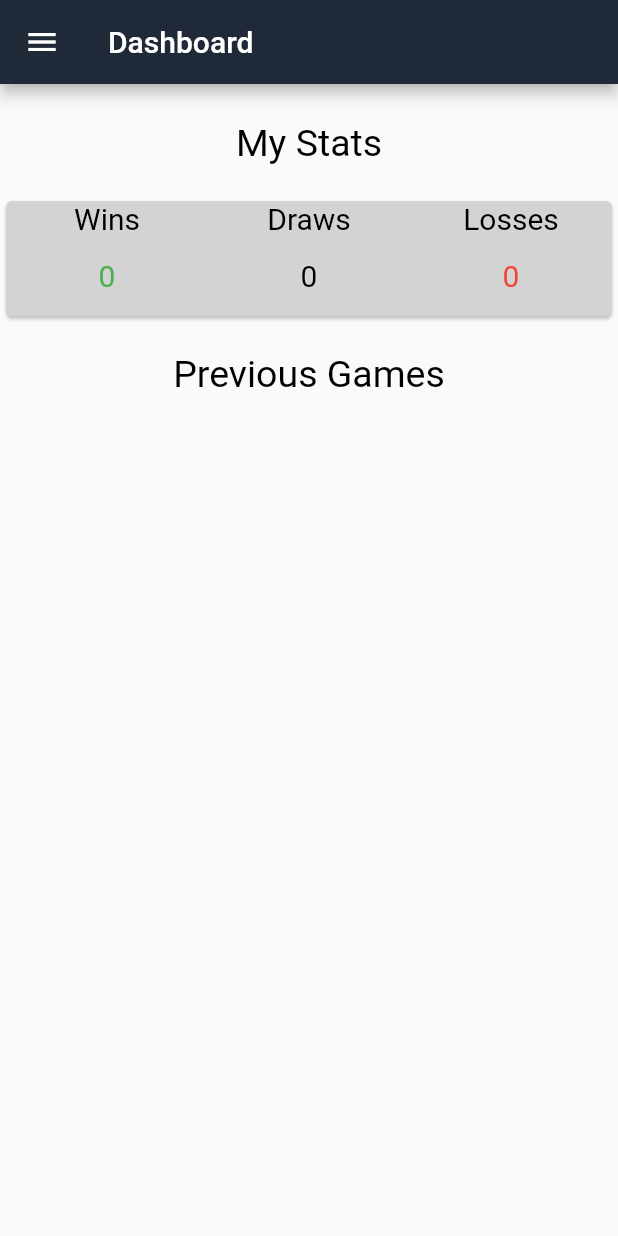
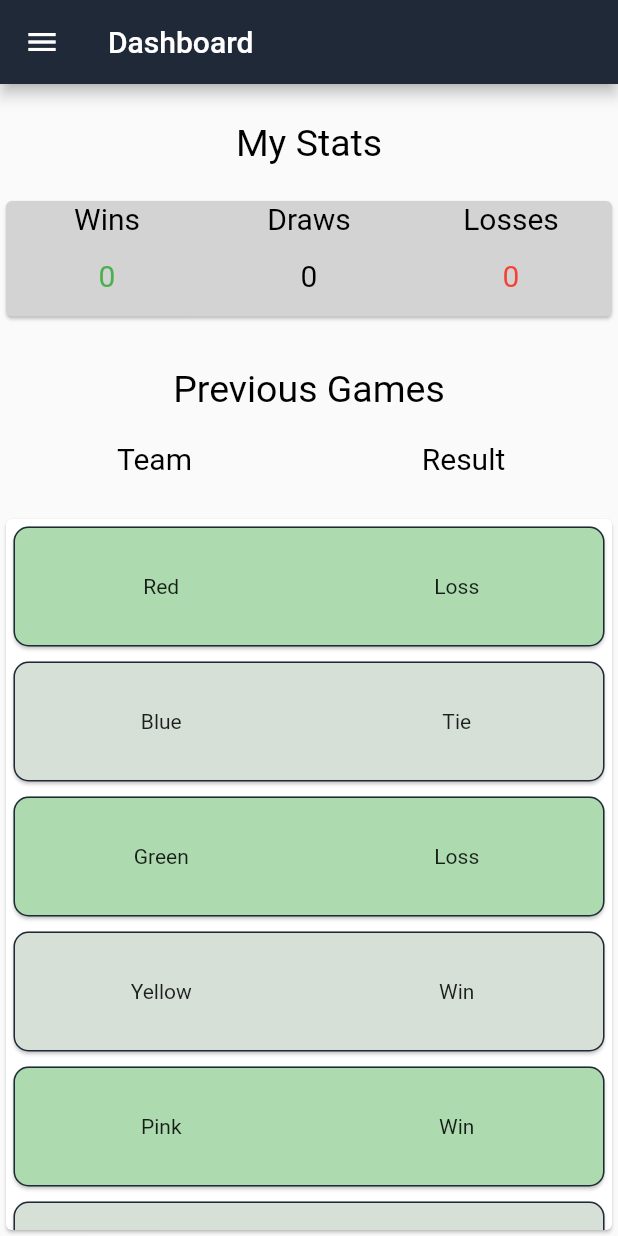
Before and after one commit to jonathandieu/hbchess-mobile, a Flutter app: the Dashboard screen opened by its route, on a phone screen of 412 x 824 dp. Run offline on Flutter 3.47's test engine with Material 2 defaults, Android fonts, the phone set to English and light mode, and no system bars; our stand-ins replace flutter_secure_storage, jwt_decoder; accounts and stored records are empty.

Commit message:
added items to dashboard

```diff
--- a/lib/screens/dashboard.dart
+++ b/lib/screens/dashboard.dart
@@ -1,8 +1,21 @@
 import 'package:flutter/material.dart';
 import 'package:hb_chess/main.dart';
 import 'package:jwt_decoder/jwt_decoder.dart';
+import 'package:hb_chess/utils/getStats.dart';
 
 List stats = [0, 0, 0];
+List<List> games = [
+  ['Red', 'Loss'],
+  ['Blue', 'Tie'],
+  ['Green', 'Loss'],
+  ['Yellow', 'Win'],
+  ['Pink', 'Win'],
+  ['Orange', 'Loss'],
+  ['Purple', 'Win'],
+  ['Gray', 'Win'],
+  ['Black', 'Win'],
+  ['White', 'WIn']
+];
 
 class Dashboard extends StatefulWidget {
   const Dashboard({Key? key}) : super(key: key);
@@ -12,6 +25,7 @@ class Dashboard extends StatefulWidget {
 }
 
 class _DashboardState extends State<Dashboard> {
+  //final _formKey = GlobalKey<FormState>();
   @override
   Widget build(BuildContext context) {
     return Stack(
@@ -51,7 +65,7 @@ class _DashboardState extends State<Dashboard> {
           body: Center(
             // Center is a layout widget. It takes a single child and positions it
             // in the middle of the parent.
-            child: Column(children: <Widget>[
+            child: Column(children: [
               const SizedBox(height: 25),
               Text(
                 'My Stats',
@@ -114,35 +128,73 @@ class _DashboardState extends State<Dashboard> {
                   ]),
                 ),
               ),
-              const SizedBox(height: 20),
+              const SizedBox(height: 30),
               Text(
                 'Previous Games',
                 textAlign: TextAlign.center,
                 style: TextStyle(color: Colors.black, fontSize: 25),
               ),
               const SizedBox(height: 20),
-
-              /*
-              ConstrainedBox(
-                constraints: const BoxConstraints(
-                  minHeight: 100,
-                  maxWidth: 500,
+              Row(
+                children: const <Widget>[
+                  Expanded(
+                    child: Text('Team',
+                        style: TextStyle(color: Colors.black, fontSize: 20),
+                        textAlign: TextAlign.center),
+                  ),
+                  Expanded(
+                    child: Text('Result',
+                        style: TextStyle(color: Colors.black, fontSize: 20),
+                        textAlign: TextAlign.center),
+                  ),
+                ],
+              ),
+              const SizedBox(height: 25),
+              Expanded(
+                child: Card(
+                  child: CustomScrollView(
+                    slivers: <Widget>[
+                      SliverList(
+                        delegate: SliverChildBuilderDelegate(
+                          (BuildContext context, int index) {
+                            return Card(
+                              margin: const EdgeInsets.all(5),
+                              color: index % 2 == 0
+                                  ? Color.fromARGB(255, 173, 218, 175)
+                                  : Color.fromARGB(255, 214, 224, 215),
+                              shape: RoundedRectangleBorder(
+                                side: BorderSide(
+                                    color: Color.fromARGB(255, 31, 41, 55),
+                                    width: 1),
+                                borderRadius: BorderRadius.circular(10),
                               ),
                               child: Container(
-                  color: const Color.fromARGB(255, 211, 211, 211),
+                                height: 80,
+                                alignment: Alignment.center,
                                 child: Row(
-                    children: const <Widget>[
+                                  children: <Widget>[
+                                    // Team
                                     Expanded(
-                        child: Text('Team', textAlign: TextAlign.center),
+                                      child: Text('${games[index][0]}',
+                                          textAlign: TextAlign.center),
                                     ),
+                                    // Result
                                     Expanded(
-                        child: Text('Result', textAlign: TextAlign.center),
+                                      child: Text('${games[index][1]}',
+                                          textAlign: TextAlign.center),
+                                    ),
+                                  ],
+                                ),
+                              ),
+                            );
+                          },
+                          childCount: games.length,
+                        ),
                       ),
                     ],
                   ),
                 ),
               ),
-              */
             ]),
           ),
         ),
@@ -150,9 +202,8 @@ class _DashboardState extends State<Dashboard> {
     );
   }
 
-  //FIXME: Update once stats are available
-  List getStats() {
-    return stats;
+  Future<String> getStats() async {
+    return await getStats();
   }
 
   ListTile createDrawerTile(IconData icon, String title, String route) {
--- a/lib/screens/leaderboard.dart
+++ b/lib/screens/leaderboard.dart
@@ -136,8 +136,6 @@ class _LeaderboardState extends State<Leaderboard> {
                                 child: Text('${teams[index][1]}',
                                     textAlign: TextAlign.center),
                               ),
-                              /*
-                        */
                             ],
                           ),
                         ),
--- /dev/null
+++ b/lib/utils/getStats.dart
@@ -0,0 +1,30 @@
+import 'package:http/http.dart' as http;
+import 'dart:convert';
+
+const url = 'https://hbchess.app/';
+
+Future<String> getStats() async {
+  String ret = "";
+  final queryParameters = {
+    'limit': 25,
+    'offset': 0,
+  };
+  final uri = Uri.https(url, '/api/teams/all', queryParameters);
+
+  try {
+    http.Response response = await http.get(uri);
+
+    if (response.statusCode == 200) {
+      ret = response.body;
+    } else if (response.statusCode == 400) {
+      ret = "Invalid emailToken";
+    } else if (response.statusCode == 404) {
+      ret = "URL Not Found";
+    } else {
+      ret = "Invalid Credentials";
+    }
+  } catch (e) {
+    print(e.toString());
+  }
+  return ret;
+}
```
Lines whose indentation alone changed are shown as unchanged.
